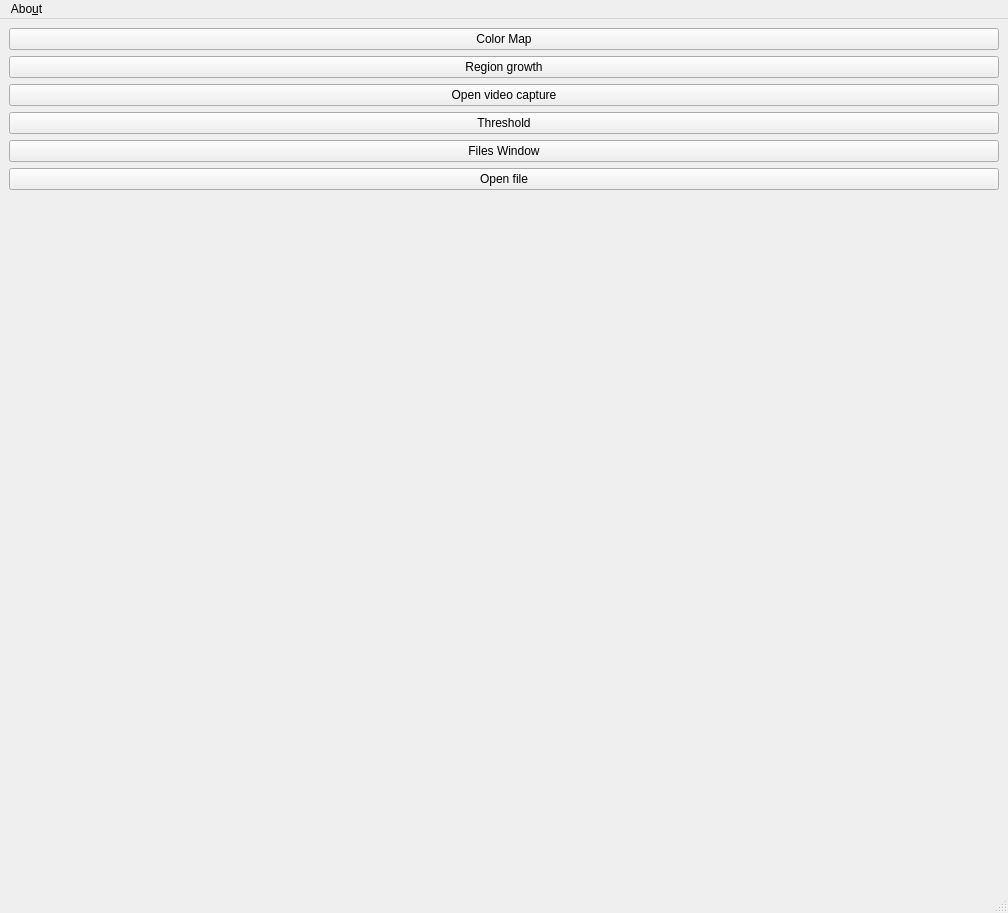
Old version of the form data/qt/MainWindow.ui in the repository gstiebler/vision_workbench.
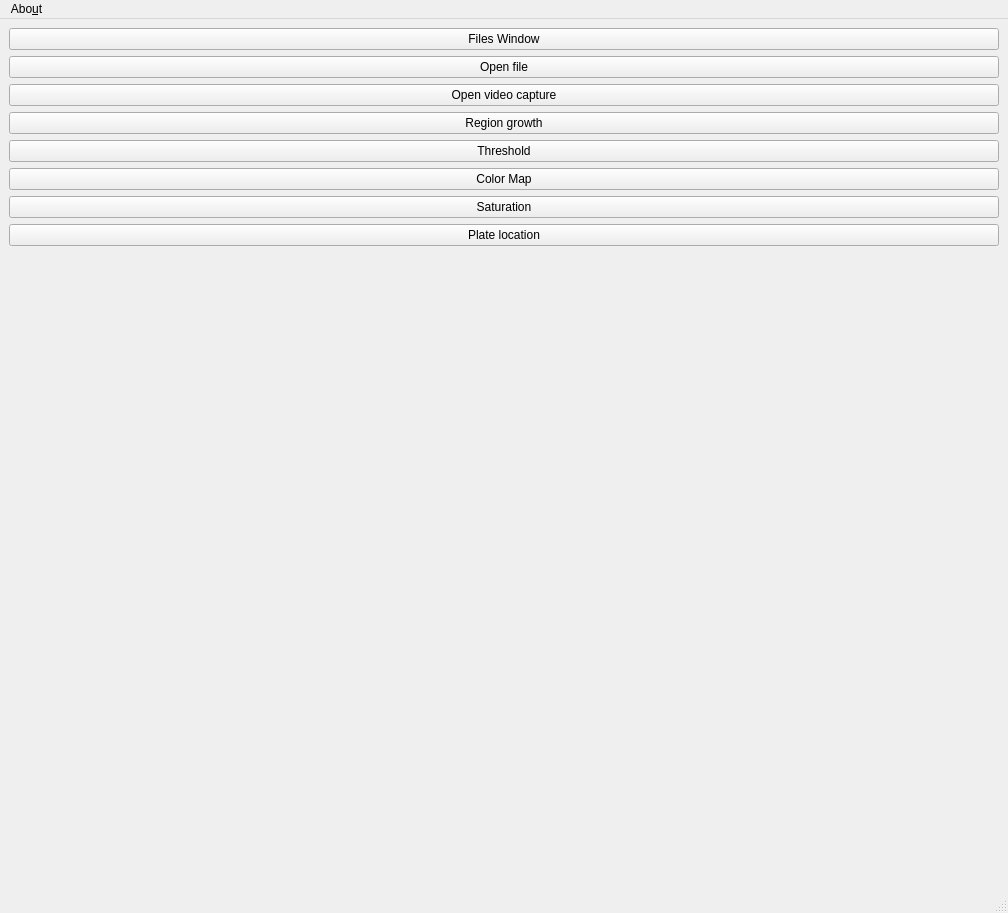
New version of the form.

Commit message: Showing plate location window

Patch:
```diff
--- a/data/qt/MainWindow.ui
+++ b/data/qt/MainWindow.ui
@@ -17,34 +17,6 @@
    <layout class="QHBoxLayout" name="horizontalLayout">
     <item>
      <layout class="QVBoxLayout" name="verticalLayout">
-      <item>
-       <widget class="QPushButton" name="colorMapButton">
-        <property name="text">
-         <string>Color Map</string>
-        </property>
-       </widget>
-      </item>
-      <item>
-       <widget class="QPushButton" name="regionGrowthWindowButton">
-        <property name="text">
-         <string>Region growth</string>
-        </property>
-       </widget>
-      </item>
-      <item>
-       <widget class="QPushButton" name="videoWindowButton">
-        <property name="text">
-         <string>Open video capture</string>
-        </property>
-       </widget>
-      </item>
-      <item>
-       <widget class="QPushButton" name="thresholdButton">
-        <property name="text">
-         <string>Threshold</string>
-        </property>
-       </widget>
-      </item>
       <item>
        <widget class="QPushButton" name="filesWindowButton">
         <property name="text">
@@ -59,6 +31,48 @@
         </property>
        </widget>
       </item>
+      <item>
+       <widget class="QPushButton" name="videoWindowButton">
+        <property name="text">
+         <string>Open video capture</string>
+        </property>
+       </widget>
+      </item>
+      <item>
+       <widget class="QPushButton" name="regionGrowthWindowButton">
+        <property name="text">
+         <string>Region growth</string>
+        </property>
+       </widget>
+      </item>
+      <item>
+       <widget class="QPushButton" name="thresholdButton">
+        <property name="text">
+         <string>Threshold</string>
+        </property>
+       </widget>
+      </item>
+      <item>
+       <widget class="QPushButton" name="colorMapButton">
+        <property name="text">
+         <string>Color Map</string>
+        </property>
+       </widget>
+      </item>
+      <item>
+       <widget class="QPushButton" name="saturationButton">
+        <property name="text">
+         <string>Saturation</string>
+        </property>
+       </widget>
+      </item>
+      <item>
+       <widget class="QPushButton" name="plateLocationButton">
+        <property name="text">
+         <string>Plate location</string>
+        </property>
+       </widget>
+      </item>
       <item>
        <spacer name="verticalSpacer">
         <property name="orientation">
```
The commit also changes 5 other files.
